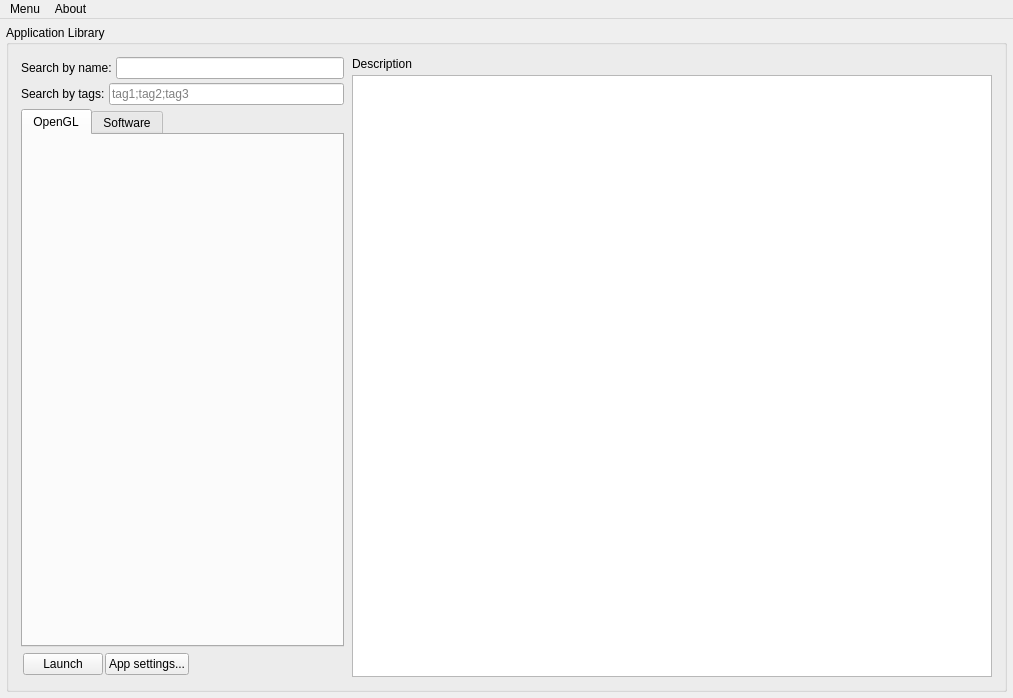
This is src/core_app_window.ui in ButtonHeck/Ouquitoure as Qt 5 draws it before an edit. The edited form follows.
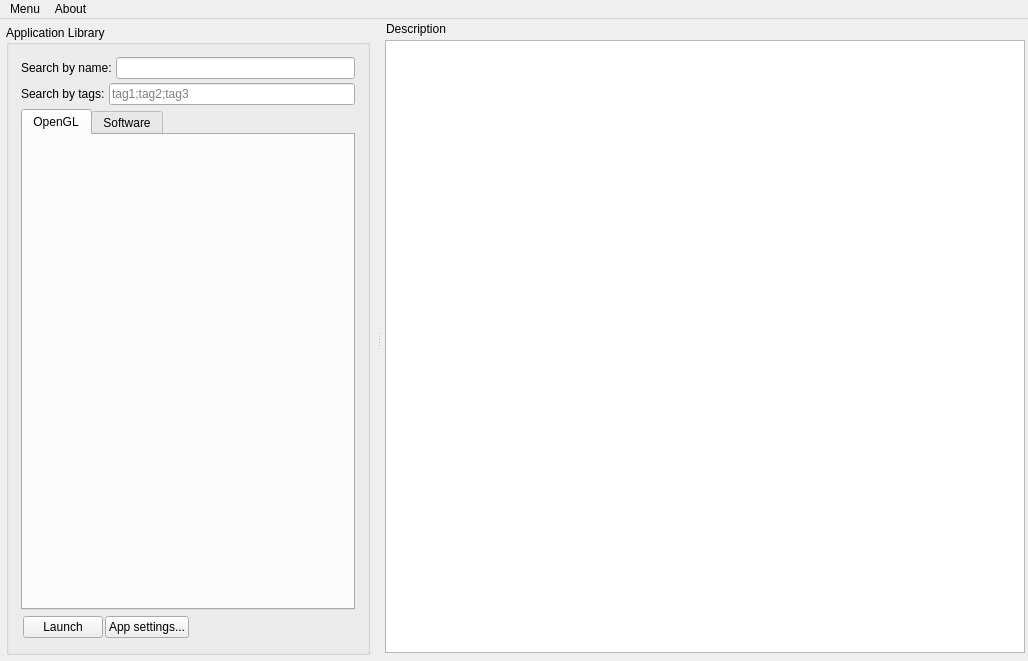
This is the edited form. Custom widgets are drawn as their Qt base class.

Commit message: core app description window put in the dock widget

```diff
--- a/src/core_app_window.ui
+++ b/src/core_app_window.ui
@@ -6,8 +6,8 @@
    <rect>
     <x>0</x>
     <y>0</y>
-    <width>1013</width>
-    <height>698</height>
+    <width>1028</width>
+    <height>661</height>
    </rect>
   </property>
   <property name="sizePolicy">
@@ -265,51 +265,6 @@
              </item>
             </layout>
            </item>
-           <item>
-            <layout class="QVBoxLayout" name="descriptionLayout">
-             <property name="spacing">
-              <number>4</number>
-             </property>
-             <property name="leftMargin">
-              <number>2</number>
-             </property>
-             <property name="topMargin">
-              <number>2</number>
-             </property>
-             <property name="rightMargin">
-              <number>2</number>
-             </property>
-             <property name="bottomMargin">
-              <number>2</number>
-             </property>
-             <item>
-              <widget class="QLabel" name="descriptionLabel">
-               <property name="text">
-                <string>Description</string>
-               </property>
-              </widget>
-             </item>
-             <item>
-              <widget class="QTextBrowser" name="descriptionView">
-               <property name="sizePolicy">
-                <sizepolicy hsizetype="Expanding" vsizetype="Expanding">
-                 <horstretch>0</horstretch>
-                 <verstretch>0</verstretch>
-                </sizepolicy>
-               </property>
-               <property name="minimumSize">
-                <size>
-                 <width>640</width>
-                 <height>600</height>
-                </size>
-               </property>
-               <property name="acceptDrops">
-                <bool>false</bool>
-               </property>
-              </widget>
-             </item>
-            </layout>
-           </item>
           </layout>
          </item>
         </layout>
@@ -324,7 +279,7 @@
     <rect>
      <x>0</x>
      <y>0</y>
-     <width>1013</width>
+     <width>1028</width>
      <height>20</height>
     </rect>
    </property>
@@ -341,6 +296,83 @@
    <addaction name="menuMenu"/>
    <addaction name="menuAbout"/>
   </widget>
+  <widget class="QDockWidget" name="descriptionDockWidget">
+   <property name="sizePolicy">
+    <sizepolicy hsizetype="Expanding" vsizetype="Expanding">
+     <horstretch>0</horstretch>
+     <verstretch>0</verstretch>
+    </sizepolicy>
+   </property>
+   <property name="features">
+    <set>QDockWidget::DockWidgetMovable</set>
+   </property>
+   <property name="allowedAreas">
+    <set>Qt::LeftDockWidgetArea|Qt::RightDockWidgetArea</set>
+   </property>
+   <property name="windowTitle">
+    <string>Description</string>
+   </property>
+   <attribute name="dockWidgetArea">
+    <number>2</number>
+   </attribute>
+   <widget class="QWidget" name="descriptionDockWidgetContents">
+    <layout class="QVBoxLayout" name="verticalLayout">
+     <property name="spacing">
+      <number>0</number>
+     </property>
+     <property name="leftMargin">
+      <number>1</number>
+     </property>
+     <property name="topMargin">
+      <number>0</number>
+     </property>
+     <property name="rightMargin">
+      <number>1</number>
+     </property>
+     <property name="bottomMargin">
+      <number>6</number>
+     </property>
+     <item>
+      <layout class="QVBoxLayout" name="descriptionLayout">
+       <property name="spacing">
+        <number>4</number>
+       </property>
+       <property name="leftMargin">
+        <number>2</number>
+       </property>
+       <property name="topMargin">
+        <number>2</number>
+       </property>
+       <property name="rightMargin">
+        <number>2</number>
+       </property>
+       <property name="bottomMargin">
+        <number>2</number>
+       </property>
+       <item>
+        <widget class="QTextBrowser" name="descriptionView">
+         <property name="sizePolicy">
+          <sizepolicy hsizetype="Expanding" vsizetype="Expanding">
+           <horstretch>0</horstretch>
+           <verstretch>0</verstretch>
+          </sizepolicy>
+         </property>
+         <property name="minimumSize">
+          <size>
+           <width>640</width>
+           <height>600</height>
+          </size>
+         </property>
+         <property name="acceptDrops">
+          <bool>false</bool>
+         </property>
+        </widget>
+       </item>
+      </layout>
+     </item>
+    </layout>
+   </widget>
+  </widget>
  </widget>
  <customwidgets>
   <customwidget>
```
The commit also changes 1 other file.
